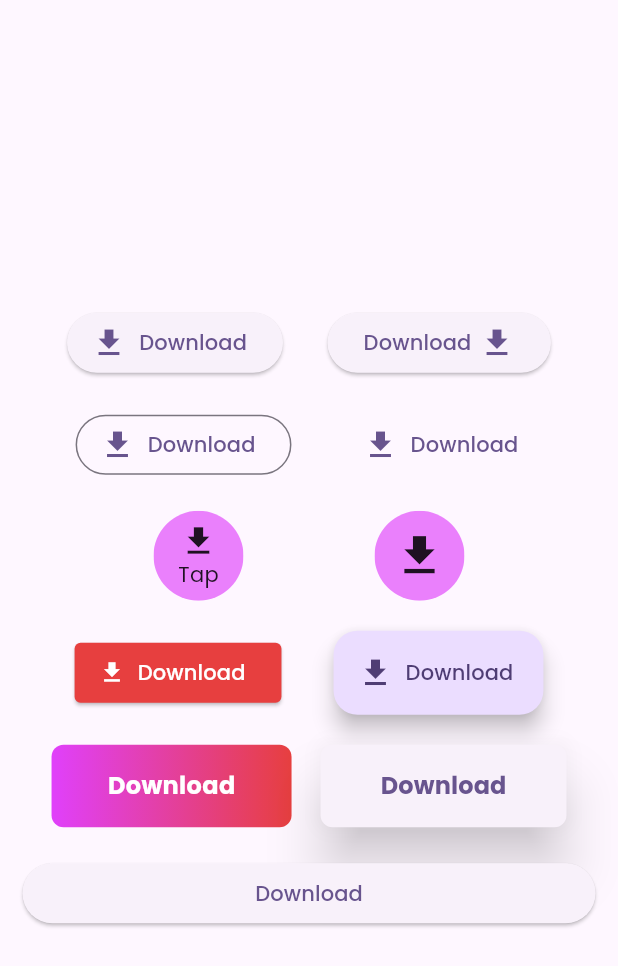
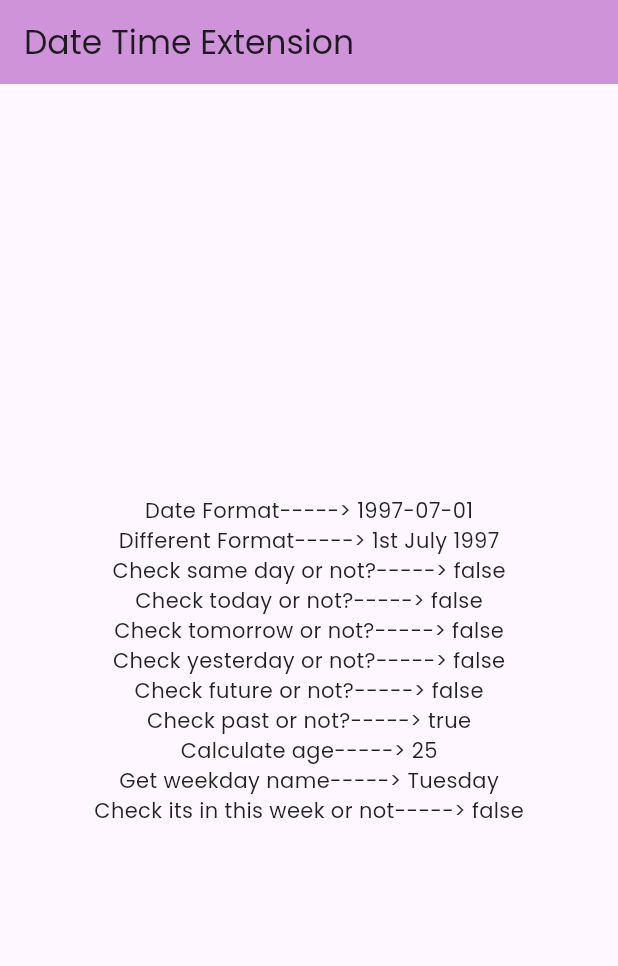
Before and after one commit to vaidehi2701/Flutter_Cheatsheet_2023, a Flutter app: the screen it shows after launch, on a phone screen of 412 x 824 dp. Shown: the top 966 px of the screen. Run offline on Flutter 3.47's test engine with Material 2 defaults, Android fonts, the phone set to English and light mode, and no system bars; our stand-ins replace google_fonts.

Commit message:
date extensions added

```diff
--- /dev/null
+++ b/lib/extensions/date_time_utils.dart
@@ -0,0 +1,78 @@
+import 'package:intl/intl.dart';
+
+extension DateTimeExtensions on DateTime {
+  String format(String pattern) {
+    return DateFormat(pattern).format(this);
+  }
+
+  String newFormat() {
+    final day = this.day;
+    final month = DateFormat('MMMM').format(this);
+    final year = this.year;
+
+    String suffix;
+    if (day >= 11 && day <= 13) {
+      suffix = 'th';
+    } else {
+      switch (day % 10) {
+        case 1:
+          suffix = 'st';
+          break;
+        case 2:
+          suffix = 'nd';
+          break;
+        case 3:
+          suffix = 'rd';
+          break;
+        default:
+          suffix = 'th';
+      }
+    }
+
+    return '$day$suffix $month $year';
+  }
+
+  bool isSameDay(DateTime other) {
+    return year == other.year && month == other.month && day == other.day;
+  }
+
+  bool isToday() {
+    final now = DateTime.now();
+    return isSameDay(now);
+  }
+
+  bool isTomorrow() {
+    final tomorrow = DateTime.now().add(const Duration(days: 1));
+    return isSameDay(tomorrow);
+  }
+
+  bool isYesterday() {
+    final yesterday = DateTime.now().subtract(const Duration(days: 1));
+    return isSameDay(yesterday);
+  }
+
+  bool isFuture() {
+    return isAfter(DateTime.now());
+  }
+
+  bool isPast() {
+    return isBefore(DateTime.now());
+  }
+
+  int calculateAge() {
+    final now = DateTime.now();
+    int age = now.year - year;
+    if (now.month < month || (now.month == month && now.day < day)) {
+      age--;
+    }
+    return age;
+  }
+
+  String getWeekdayName() {
+    return DateFormat('EEEE').format(this);
+  }
+
+  bool isWeekend() {
+    return weekday == DateTime.saturday || weekday == DateTime.sunday;
+  }
+}
--- a/lib/main.dart
+++ b/lib/main.dart
@@ -1,6 +1,6 @@
 import 'package:flutter/material.dart';
 import 'package:google_fonts/google_fonts.dart';
-import 'package:widget_utils/ui/widgets/buttons.dart';
+import 'package:widget_utils/ui/ext_demo/date_util_demo.dart';
 
 void main() {
   runApp(const MyApp());
@@ -21,7 +21,7 @@ class MyApp extends StatelessWidget {
         colorScheme: ColorScheme.fromSeed(seedColor: Colors.deepPurple)
             .copyWith(background: Colors.blueGrey[100]),
       ),
-      home: const Buttons(),
+      home: const DateUtilDemo(),
     );
   }
 }
--- /dev/null
+++ b/lib/ui/ext_demo/date_util_demo.dart
@@ -0,0 +1,42 @@
+import 'package:flutter/material.dart';
+import 'package:widget_utils/extensions/date_time_utils.dart';
+
+class DateUtilDemo extends StatefulWidget {
+  const DateUtilDemo({super.key});
+
+  @override
+  State<DateUtilDemo> createState() => _DateUtilDemoState();
+}
+
+class _DateUtilDemoState extends State<DateUtilDemo> {
+  final date = DateTime(1997, 7, 01);
+  @override
+  Widget build(BuildContext context) {
+    return Scaffold(
+      appBar: AppBar(
+        title: const Text("Date Time Extension"),
+        backgroundColor: Colors.purple[200],
+      ),
+      body: Center(
+        child: Column(
+          mainAxisAlignment: MainAxisAlignment.center,
+          children: [
+            Text("Date Format-----> ${date.format('yyyy-MM-dd')}"),
+            Text("Different Format-----> ${date.newFormat()}"),
+            Text(
+                "Check same day or not?-----> ${date.isSameDay(DateTime(2023, 5, 28))}"),
+            Text("Check today or not?-----> ${date.isToday()}"),
+            Text("Check tomorrow or not?-----> ${date.isTomorrow()}"),
+            Text("Check yesterday or not?-----> ${date.isYesterday()}"),
+            Text("Check future or not?-----> ${date.isFuture()}"),
+            Text("Check past or not?-----> ${date.isPast()}"),
+            Text("Calculate age-----> ${date.calculateAge()}"),
+            Text("Get weekday name-----> ${date.getWeekdayName()}"),
+            Text(
+                "Check its in this week or not-----> ${date.isWeekend().toString()}"), // Output: true
+          ],
+        ),
+      ),
+    );
+  }
+}
--- a/lib/ui/ext_demo/int_util_demo.dart
+++ b/lib/ui/ext_demo/int_util_demo.dart
@@ -1,6 +1,6 @@
 import 'package:flutter/material.dart';
 import 'package:google_fonts/google_fonts.dart';
-import 'package:widget_utils/extension/int_utils.dart';
+import 'package:widget_utils/extensions/int_utils.dart';
 
 class IntUtilDemo extends StatefulWidget {
   const IntUtilDemo({super.key});
--- a/lib/ui/ext_demo/string_util_demo.dart
+++ b/lib/ui/ext_demo/string_util_demo.dart
@@ -1,6 +1,6 @@
 import 'package:flutter/material.dart';
 import 'package:google_fonts/google_fonts.dart';
-import 'package:widget_utils/extension/string_utils.dart';
+import 'package:widget_utils/extensions/string_utils.dart';
 
 class StringUtilDemo extends StatefulWidget {
   const StringUtilDemo({super.key});
```
Also changed, not shown: lib/utils/data.dart (+18 -0 lines), lib/extensions/int_utils.dart (renamed from lib/extension/int_utils.dart), lib/extensions/string_utils.dart (renamed from lib/extension/string_utils.dart).
